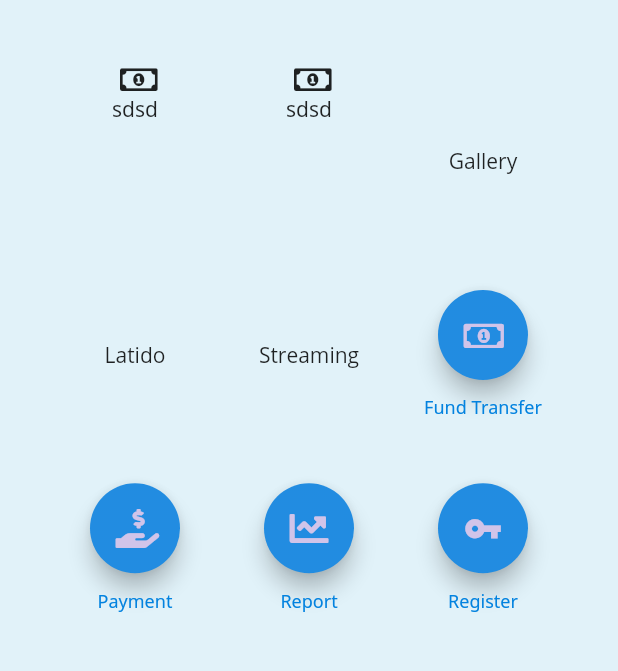
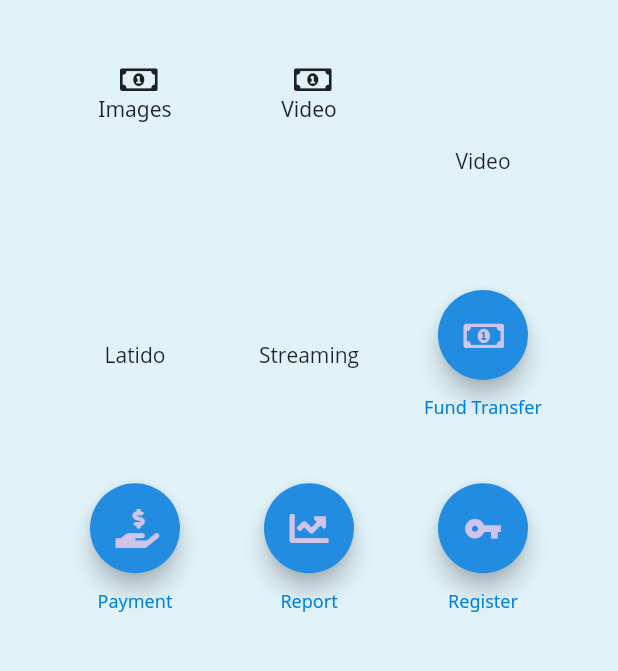
Before and after one commit to Nikola43/babyandmeFlutter, a Flutter app: the screen it shows after launch, on a phone screen of 412 x 824 dp, the part 328-999 px from its top. Run offline on Flutter 3.47's test engine with Material 2 defaults, Android fonts, the phone set to English and light mode, and no system bars; our stand-ins replace chewie, date_format, dio, extended_image, flutter_datetime_picker, flutter_login and 9 more; missing offline and left inert: audioplayer, auto_orientation; project files that could hold a hidden picture were left out.

Commit message:
gallery medio image ok

```diff
--- a/lib/dashboard_screen.dart
+++ b/lib/dashboard_screen.dart
@@ -159,7 +159,7 @@ class _DashboardScreenState extends State<DashboardScreen>
       children: [
         GestureDetector(
           onTap: () {
-            _goToGallery(context);
+            _goToGallery(context, 1);
           },
           child: ClipRRect(
             borderRadius: new BorderRadius.circular(10.0),
@@ -172,14 +172,14 @@ class _DashboardScreenState extends State<DashboardScreen>
                     size: 20,
                   ),
                 ),
-                Text('sdsd')
+                Text('Images')
               ],
             ),
           ),
         ),
         GestureDetector(
           onTap: () {
-            _goToGallery(context);
+            _goToGallery(context, 2);
           },
           child: ClipRRect(
             borderRadius: new BorderRadius.circular(10.0),
@@ -192,13 +192,13 @@ class _DashboardScreenState extends State<DashboardScreen>
                     size: 20,
                   ),
                 ),
-                Text('sdsd')
+                Text('Video')
               ],
             ),
           ),
         ),
         FlatButton(
-            onPressed: () => {_goToGallery(context)}, child: Text('Gallery')),
+            onPressed: () => {_goToGallery(context, 2)}, child: Text('Video')),
         FlatButton(
             onPressed: () => {_goToHeartbeat(context)}, child: Text('Latido')),
         FlatButton(
@@ -331,10 +331,12 @@ class _DashboardScreenState extends State<DashboardScreen>
   }
 }
 
-_goToGallery(BuildContext context) {
-  Navigator.of(context).pushReplacement(MaterialPageRoute(
-    builder: (context) => Gallery(),
-  ));
+_goToGallery(BuildContext context, int type) {
+  Navigator.pushNamed(
+    context,
+    Gallery.routeName,
+    arguments: type
+  );
 }
 
 _goToImageGallery(BuildContext context) {
--- a/lib/main.dart
+++ b/lib/main.dart
@@ -2,14 +2,11 @@ import 'package:babyandme/pages/gallery/gallery.dart';
 import 'package:babyandme/pages/images_gallery/image_gallery.dart';
 import 'package:babyandme/pages/streaming/streaming_page.dart';
 import 'package:babyandme/pages/streaming/streaming_video_page.dart';
-import 'package:babyandme/pages/videos_gallery/video_gallery.dart';
 import 'package:flutter/services.dart';
 import 'package:flutter/material.dart';
 import 'package:splashscreen/splashscreen.dart';
-import 'package:youtube_player_flutter/youtube_player_flutter.dart';
 import 'dashboard_screen.dart';
 import 'login_screen.dart';
-import 'on_boarding_page.dart';
 import 'pages/images_gallery/full_screen_image_screen.dart';
 import 'transition_route_observer.dart';
 
@@ -32,6 +29,7 @@ class _MyAppState extends State<MyApp> {
   @override
   Widget build(BuildContext context) {
     return MaterialApp(
+
       debugShowCheckedModeBanner: false,
       title: 'Login Demo',
       theme: ThemeData(
@@ -86,7 +84,6 @@ class _MyAppState extends State<MyApp> {
         LoginScreen.routeName: (context) => LoginScreen(),
         DashboardScreen.routeName: (context) => DashboardScreen(),
         ImageGalleryPage.routeName: (context) => ImageGalleryPage(),
-        VideoGalleryPage.routeName: (context) => VideoGalleryPage(),
         Gallery.routeName: (context) => Gallery(),
         FullScreenImage.routeName: (context) => FullScreenImage(),
         StreamingCodePage.routeName: (context) => StreamingCodePage(),
--- a/lib/models/image.dart
+++ b/lib/models/image.dart
@@ -1,6 +1,6 @@
 // Generated by https://quicktype.io
 
-class Image {
+class ImageModel {
   int id;
   int userId;
   String name;
@@ -11,7 +11,7 @@ class Image {
   String deletedAt;
   String thumbnail;
 
-  Image({
+  ImageModel({
     this.id,
     this.userId,
     this.name,
@@ -23,7 +23,7 @@ class Image {
     this.thumbnail,
   });
 
-  Image.fromJsonMap(Map<String, dynamic> json) {
+  ImageModel.fromJsonMap(Map<String, dynamic> json) {
     id = json['id'];
     userId = json['userId'];
     name = json['name'];
--- a/lib/models/images.dart
+++ b/lib/models/images.dart
@@ -1,5 +1,7 @@
+import 'image.dart';
+
 class Images {
-  List<String> list;
+  List<ImageModel> list;
   int index;
 
   Images({
--- a/lib/models/video.dart
+++ /dev/null
@@ -1,37 +0,0 @@
-// Generated by https://quicktype.io
-
-class Video {
-  int id;
-  int userId;
-  String name;
-  String type;
-  String url;
-  String updatedAt;
-  String createdAt;
-  String deletedAt;
-  String thumbnail;
-
-  Video({
-    this.id,
-    this.userId,
-    this.name,
-    this.type,
-    this.url,
-    this.updatedAt,
-    this.createdAt,
-    this.deletedAt,
-    this.thumbnail,
-  });
-
-  Video.fromJsonMap(Map<String, dynamic> json) {
-    id = json['id'];
-    userId = json['user_id'];
-    name = json['name'];
-    type = json['type'];
-    url = json['url'];
-    updatedAt = json['updated_at'];
-    createdAt = json['created_at'];
-    deletedAt = json['deleted_at'];
-    thumbnail = json['thumbnail'];
-  }
-}
--- a/lib/pages/images_gallery/full_screen_image_screen.dart
+++ b/lib/pages/images_gallery/full_screen_image_screen.dart
@@ -1,3 +1,4 @@
+import 'package:babyandme/models/image.dart';
 import 'package:babyandme/models/images.dart';
 import 'package:flutter/material.dart';
 import 'package:photo_view/photo_view.dart';
@@ -56,7 +57,7 @@ class _FullScreenImageState extends State<FullScreenImage> {
       body: Stack(
         children: <Widget>[
           Hero(
-            tag: images.list[images.index] + String.fromCharCode(images.index),
+            tag: images.list[images.index].id.toString() + String.fromCharCode(images.index),
             child: PageView.builder(
                 controller: pageController,
                 itemCount: images.list.length,
@@ -78,7 +79,7 @@ class _FullScreenImageState extends State<FullScreenImage> {
   }
 
   Widget imageSlider(
-      List<String> images, int index, double width, double height) {
+      List<ImageModel> images, int index, double width, double height) {
     return AnimatedBuilder(
       animation: pageController,
       builder: (context, widget) {
@@ -88,7 +89,7 @@ class _FullScreenImageState extends State<FullScreenImage> {
           width: width,
           height: height,
           child: PhotoView(
-            imageProvider: NetworkImage(images[index]),
+            imageProvider: NetworkImage(images[index].thumbnail.length > 0 ? images[index].thumbnail : images[index].url),
           )),
     );
   }
```
Also changed, not shown: lib/models/videos.dart (deleted, +0 -17 lines), lib/pages/gallery/gallery.dart (+56 -6 lines), lib/pages/images_gallery/image_gallery.dart (+18 -13 lines), lib/pages/videos_gallery/fullscreen_video.dart (deleted, +0 -16 lines), lib/pages/videos_gallery/video_gallery.dart (deleted, +0 -67 lines), lib/providers/image_provider.dart (+16 -15 lines).
